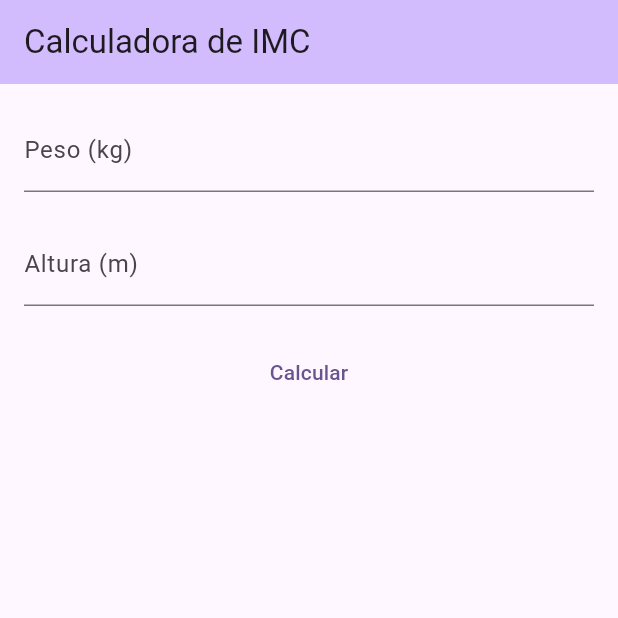
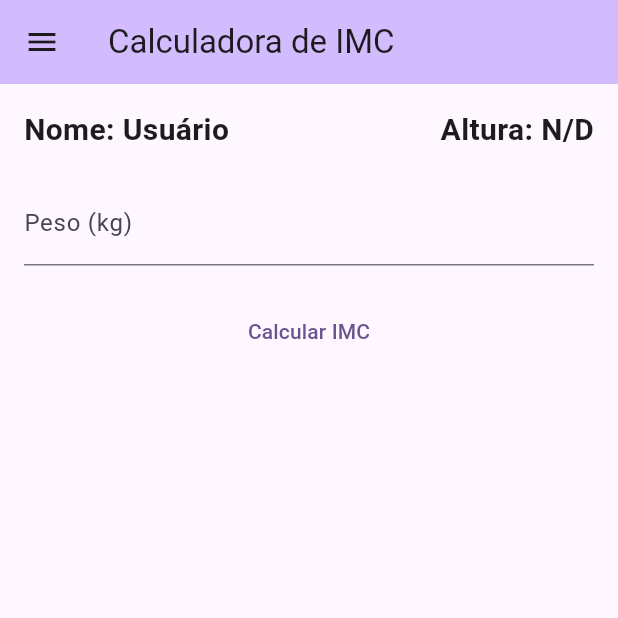
Before and after one commit to Lucas-ns/calculadora-imc-flutter, a Flutter app: the screen it shows after launch, on a phone screen of 412 x 824 dp, the top half of it. Run offline on Flutter 3.47's test engine with Material 3 defaults, Android fonts, the phone set to English and light mode, and no system bars; our stand-ins replace hive, hive_flutter, shared_preferences; accounts and stored records are empty.

Commit message:
Alterando projeto para fazer armazenamento local das informações

```diff
--- a/lib/main.dart
+++ b/lib/main.dart
@@ -1,39 +1,15 @@
 import 'package:flutter/material.dart';
-import 'package:imc_calculator/pages/home_page.dart';
+import 'package:hive_flutter/hive_flutter.dart';
+import 'package:imc_calculator/model/imc_hive.dart';
+import 'package:imc_calculator/my_app.dart';
 
-void main() {
+void main() async {
+  WidgetsFlutterBinding.ensureInitialized();
+  await Hive.initFlutter();
+
+  Hive.registerAdapter(ImcHiveAdapter());
+
+  await Hive.openBox<ImcHive>('historico_imc');
+
   runApp(const MyApp());
 }
-
-class MyApp extends StatelessWidget {
-  const MyApp({super.key});
-
-  // This widget is the root of your application.
-  @override
-  Widget build(BuildContext context) {
-    return MaterialApp(
-      title: 'Calculadora IMC',
-      theme: ThemeData(
-        // This is the theme of your application.
-        //
-        // TRY THIS: Try running your application with "flutter run". You'll see
-        // the application has a purple toolbar. Then, without quitting the app,
-        // try changing the seedColor in the colorScheme below to Colors.green
-        // and then invoke "hot reload" (save your changes or press the "hot
-        // reload" button in a Flutter-supported IDE, or press "r" if you used
-        // the command line to start the app).
-        //
-        // Notice that the counter didn't reset back to zero; the application
-        // state is not lost during the reload. To reset the state, use hot
-        // restart instead.
-        //
-        // This works for code too, not just values: Most code changes can be
-        // tested with just a hot reload.
-        colorScheme: ColorScheme.fromSeed(seedColor: Colors.deepPurple),
-        useMaterial3: true,
-      ),
-      home: const MyHomePage(title: 'Calculadora de IMC'),
-      debugShowCheckedModeBanner: false,
-    );
-  }
-}
--- a/lib/model/imc.dart
+++ b/lib/model/imc.dart
@@ -1,37 +1,29 @@
 class IMC {
-  final double _peso;
-  final double _altura;
-  final double _imc;
+  final String nome;
+  final double peso;
+  final double altura;
+  final double imc;
 
-  IMC({required double peso, required double altura})
-      : _peso = peso,
-        _altura = altura,
-        _imc = peso / (altura * altura);
+  IMC(
+      {required this.nome,
+      required this.peso,
+      required this.altura,
+      required this.imc});
 
-  double get peso => _peso;
-  double get altura => _altura;
-  double get imc => _imc;
+  Map<String, dynamic> toMap() {
+    return {
+      'nome': nome,
+      'altura': altura,
+      'peso': peso,
+      'imc': imc,
+    };
+  }
 
-  String formatarImc() {
-    String classificacao = "";
-    if (_imc < 16) {
-      classificacao = "Magreza grave";
-    } else if (_imc < 17) {
-      classificacao = "Magreza moderada";
-    } else if (_imc < 18.5) {
-      classificacao = "Magreza leve";
-    } else if (_imc < 25) {
-      classificacao = "Saudável";
-    } else if (_imc < 30) {
-      classificacao = "Sobrepeso";
-    } else if (_imc < 35) {
-      classificacao = "Obesidade Grau I";
-    } else if (_imc < 40) {
-      classificacao = "Obesidade Grau II (severa)";
-    } else {
-      classificacao = "Obesidade Grau III (mórbida)";
-    }
-
-    return 'Peso: ${_peso.toStringAsFixed(1)} kg, Altura: ${_altura.toString()} m, IMC: ${_imc.toStringAsFixed(2)}, Classificação: $classificacao';
+  factory IMC.fromMap(Map<String, dynamic> map) {
+    return IMC(
+        nome: map['nome'],
+        peso: map['peso'],
+        altura: map['altura'],
+        imc: map['imc']);
   }
 }
--- /dev/null
+++ b/lib/model/imc_hive.dart
@@ -0,0 +1,24 @@
+import 'package:hive/hive.dart';
+
+part 'imc_hive.g.dart';
+
+@HiveType(typeId: 1)
+class ImcHive extends HiveObject {
+  @HiveField(0)
+  String nome;
+
+  @HiveField(1)
+  double peso;
+
+  @HiveField(2)
+  double altura;
+
+  @HiveField(3)
+  double imc;
+
+  ImcHive(
+      {required this.nome,
+      required this.peso,
+      required this.altura,
+      required this.imc});
+}
--- /dev/null
+++ b/lib/my_app.dart
@@ -0,0 +1,19 @@
+import 'package:flutter/material.dart';
+import 'package:imc_calculator/pages/home_page.dart';
+
+class MyApp extends StatelessWidget {
+  const MyApp({super.key});
+
+  @override
+  Widget build(BuildContext context) {
+    return MaterialApp(
+      title: 'Calculadora IMC',
+      theme: ThemeData(
+        colorScheme: ColorScheme.fromSeed(seedColor: Colors.deepPurple),
+        useMaterial3: true,
+      ),
+      home: const MyHomePage(title: 'Calculadora de IMC'),
+      debugShowCheckedModeBanner: false,
+    );
+  }
+}
--- a/lib/pages/home_page.dart
+++ b/lib/pages/home_page.dart
@@ -1,17 +1,13 @@
 import 'package:flutter/material.dart';
-import 'package:imc_calculator/model/imc.dart';
+import 'package:hive_flutter/hive_flutter.dart';
+import 'package:imc_calculator/model/imc_hive.dart';
+import 'package:imc_calculator/pages/perfil_page.dart';
+import 'package:imc_calculator/service/calcular_imc.dart';
+import 'package:imc_calculator/shared/widgets/custom_drawer.dart';
+import 'package:shared_preferences/shared_preferences.dart';
 
 class MyHomePage extends StatefulWidget {
   const MyHomePage({super.key, required this.title});
-
-  // This widget is the home page of your application. It is stateful, meaning
-  // that it has a State object (defined below) that contains fields that affect
-  // how it looks.
-
-  // This class is the configuration for the state. It holds the values (in this
-  // case the title) provided by the parent (in this case the App widget) and
-  // used by the build method of the State. Fields in a Widget subclass are
-  // always marked "final".
 
   final String title;
 
@@ -22,35 +18,91 @@ class MyHomePage extends StatefulWidget {
 class _MyHomePageState extends State<MyHomePage> {
   final TextEditingController _pesoController = TextEditingController();
   final TextEditingController _alturaController = TextEditingController();
-  final List<IMC> _imcList = [];
+  List<ImcHive> _imcList = [];
+
+  double? _altura;
+  String? _nome;
+
+  @override
+  void initState() {
+    super.initState();
+    _carregarPerfil();
+    _carregarHistorico();
+  }
+
+  Future<void> _carregarPerfil() async {
+    final prefs = await SharedPreferences.getInstance();
+    setState(() {
+      _nome = prefs.getString('nome');
+      _altura = prefs.getDouble('altura');
+    });
+  }
+
+  Future<void> _carregarHistorico() async {
+    final box = Hive.box<ImcHive>('historico_imc');
+    setState(() {
+      _imcList = box.values.toList();
+    });
+    // final prefs = await SharedPreferences.getInstance();
+    // final dataString = prefs.getString('historico_imc');
+    // if (dataString != null) {
+    //   final List<dynamic> jsonList = jsonDecode(dataString);
+    //   final List<IMC> historicoCarregado =
+    //       jsonList.map((e) => IMC.fromMap(e)).toList();
+    //   setState(() {
+    //     _imcList = historicoCarregado;
+    //   });
+    // }
+  }
+
+  // Future<void> _salvarHistorico() async {
+  //   final prefs = await SharedPreferences.getInstance();
+  //   final jsonList = _imcList.map((e) => e.toMap()).toList();
+  //   prefs.setString('historico_imc', jsonEncode(jsonList));
+  // }
 
   void calcularIMC() {
-    double peso = double.tryParse(_pesoController.text) ?? 0;
-    double altura = double.tryParse(_alturaController.text) ?? 0;
+    final peso = double.tryParse(_pesoController.text);
 
-    if (peso > 0 && altura > 0) {
-      IMC novoIMC = IMC(peso: peso, altura: altura);
+    if (_altura != null &&
+        _altura! > 0 &&
+        _nome != null &&
+        _nome!.isNotEmpty &&
+        peso != null) {
+      final imc = CalcularImc.calcularIMC(peso, _altura!);
+      final data =
+          ImcHive(nome: _nome!, peso: peso, altura: _altura!, imc: imc);
+
+      final box = Hive.box<ImcHive>('historico_imc');
+      box.add(data);
+
       setState(() {
-        _imcList.add(novoIMC);
+        _imcList = box.values.toList().reversed.toList();
       });
-      _pesoController.clear();
-      _alturaController.clear();
+
+      // setState(() {
+      //   _imcList.insert(0, data);
+      // });
+      // _salvarHistorico();
+      FocusScope.of(context).unfocus();
     } else {
       ScaffoldMessenger.of(context).showSnackBar(const SnackBar(
-          content:
-              Text("Por favor, insira valores válidos de peso e altura.")));
+          content: Text("Por favor, insira os valores válidos.")));
     }
+
+    _pesoController.text = "";
   }
 
   void remover(int index) {
+    final box = Hive.box<ImcHive>('historico_imc');
+    box.deleteAt(index);
     setState(() {
-      _imcList.removeAt(index);
+      _imcList = box.values.toList().reversed.toList();
     });
   }
 
   @override
   void dispose() {
-    // TODO: implement dispose
     _pesoController.dispose();
     _alturaController.dispose();
     super.dispose();
@@ -58,26 +110,48 @@ class _MyHomePageState extends State<MyHomePage> {
 
   @override
   Widget build(BuildContext context) {
-    // This method is rerun every time setState is called, for instance as done
-    // by the _incrementCounter method above.
-    //
-    // The Flutter framework has been optimized to make rerunning build methods
-    // fast, so that you can just rebuild anything that needs updating rather
-    // than having to individually change instances of widgets.
+    String nomeExibicao =
+        _nome != null && _nome!.isNotEmpty ? _nome! : 'Usuário';
+    String alturaExibicao =
+        _altura != null && _altura! > 0 ? '$_altura m' : 'N/D';
+
     return Scaffold(
       appBar: AppBar(
-        // TRY THIS: Try changing the color here to a specific color (to
-        // Colors.amber, perhaps?) and trigger a hot reload to see the AppBar
-        // change color while the other colors stay the same.
         backgroundColor: Theme.of(context).colorScheme.inversePrimary,
-        // Here we take the value from the MyHomePage object that was created by
-        // the App.build method, and use it to set our appbar title.
         title: Text(widget.title),
+      ),
+      drawer: CustomDrawer(
+        onProfileTap: () async {
+          final result = await Navigator.push(context,
+              MaterialPageRoute(builder: (context) => const PerfilPage()));
+
+          if (result == true) {
+            await _carregarPerfil();
+          }
+        },
       ),
       body: Padding(
         padding: const EdgeInsets.all(16.0),
         child: Column(
           children: [
+            Row(
+              mainAxisAlignment: MainAxisAlignment.spaceBetween,
+              children: [
+                Text(
+                  'Nome: $nomeExibicao',
+                  style: const TextStyle(
+                      fontSize: 20, fontWeight: FontWeight.bold),
+                ),
+                Text(
+                  'Altura: $alturaExibicao',
+                  style: const TextStyle(
+                      fontSize: 20, fontWeight: FontWeight.bold),
+                ),
+              ],
+            ),
+            const SizedBox(
+              height: 20,
+            ),
             TextField(
               controller: _pesoController,
               keyboardType: TextInputType.number,
@@ -86,19 +160,11 @@ class _MyHomePageState extends State<MyHomePage> {
             const SizedBox(
               height: 20,
             ),
-            TextField(
-              controller: _alturaController,
-              keyboardType: TextInputType.number,
-              decoration: const InputDecoration(labelText: "Altura (m)"),
-            ),
-            const SizedBox(
-              height: 20,
-            ),
             TextButton(
                 onPressed: () {
                   calcularIMC();
                 },
-                child: Text("Calcular")),
+                child: const Text("Calcular IMC")),
             const SizedBox(
               height: 40,
             ),
@@ -106,8 +172,13 @@ class _MyHomePageState extends State<MyHomePage> {
                 child: ListView.builder(
               itemCount: _imcList.length,
               itemBuilder: (context, index) {
+                final item = _imcList[index];
                 return ListTile(
-                  title: Text(_imcList[index].formatarImc()),
+                  title: Text(
+                      '${item.nome} - IMC: ${item.imc.toStringAsFixed(2)}'),
+                  subtitle: Text(
+                      'Classificação: ${CalcularImc.getClassificacaoImc(item.imc)}\n'
+                      'Peso: ${item.peso} kg | Altura: ${item.altura} m'),
                   trailing: IconButton(
                       onPressed: () {
                         remover(index);
--- /dev/null
+++ b/lib/service/calcular_imc.dart
@@ -0,0 +1,25 @@
+class CalcularImc {
+  static double calcularIMC(double peso, double altura) {
+    return peso / (altura * altura);
+  }
+
+  static String getClassificacaoImc(double imc) {
+    if (imc < 16) {
+      return "Magreza grave";
+    } else if (imc < 17) {
+      return "Magreza moderada";
+    } else if (imc < 18.5) {
+      return "Magreza leve";
+    } else if (imc < 25) {
+      return "Saudável";
+    } else if (imc < 30) {
+      return "Sobrepeso";
+    } else if (imc < 35) {
+      return "Obesidade Grau I";
+    } else if (imc < 40) {
+      return "Obesidade Grau II (severa)";
+    } else {
+      return "Obesidade Grau III (mórbida)";
+    }
+  }
+}
--- a/pubspec.yaml
+++ b/pubspec.yaml
@@ -35,11 +35,15 @@ dependencies:
   # The following adds the Cupertino Icons font to your application.
   # Use with the CupertinoIcons class for iOS style icons.
   cupertino_icons: ^1.0.8
+  shared_preferences: ^2.3.3
+  hive: ^2.2.3
+  hive_flutter: ^1.1.0
+  build_runner: ^2.4.13
+  hive_generator: ^2.0.1
 
 dev_dependencies:
   flutter_test:
     sdk: flutter
-
   # The "flutter_lints" package below contains a set of recommended lints to
   # encourage good coding practices. The lint set provided by the package is
   # activated in the `analysis_options.yaml` file located at the root of your
```
Also changed, not shown: lib/pages/perfil_page.dart (added, +86 -0 lines), lib/model/imc_hive.g.dart (added), pubspec.lock, 2 other files.
